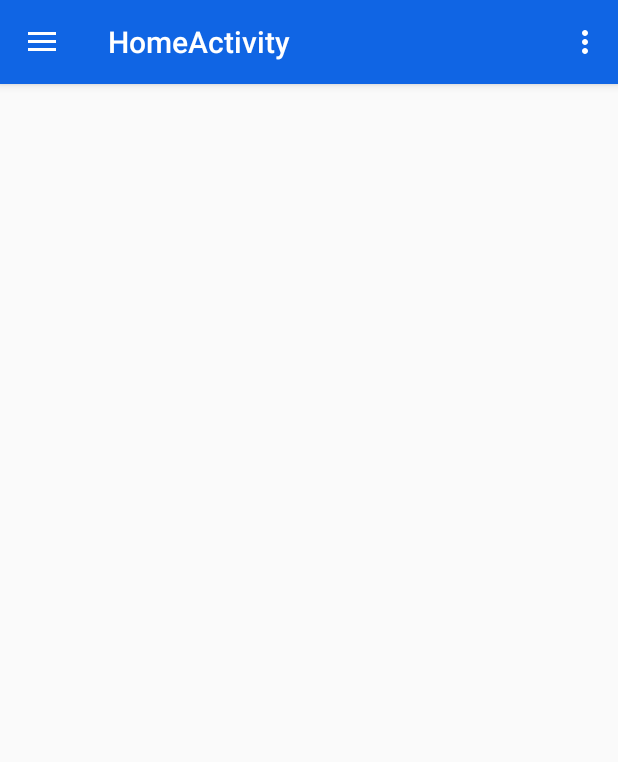
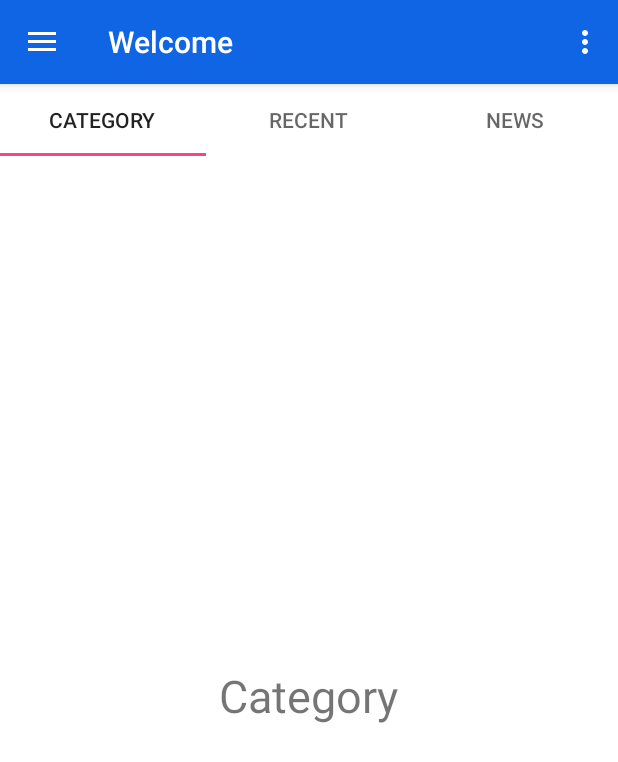
Before and after one commit to KonradSobolewski/RocketFuel---Training-Manager, an Android app: the screen it shows after launch once a user with an empty profile is signed in (HomeActivity), on a phone screen of 412 x 824 dp. Shown: the top 762 px of the screen. Run offline under Robolectric (Android 15) with nearby library versions, the phone set to English and light mode, and no system bars; our stand-ins replace Firebase (no records; nobody signed in at launch, a user with empty details on screens opened directly).

Commit message:
Fragments for HomeActivity

```diff
--- a/app/build.gradle
+++ b/app/build.gradle
@@ -29,6 +29,7 @@ dependencies {
     implementation 'com.google.firebase:firebase-database:11.8.0'
     implementation 'com.google.firebase:firebase-auth:11.8.0'
     implementation 'com.google.firebase:firebase-storage:11.8.0'
+    implementation 'com.android.support:support-v4:26.1.0'
     compile 'com.android.support:recyclerview-v7:26.1.0'
     compile 'com.android.support:cardview-v7:26.1.0'
     compile 'com.android.support:design:26.1.0'
--- /dev/null
+++ b/app/src/main/java/com/example/konrad/rocketfuel/Adapters/MyFragmentAdapter.kt
@@ -0,0 +1,38 @@
+package com.example.konrad.rocketfuel.Adapters
+
+import android.content.Context
+import android.support.v4.app.FragmentManager
+import android.support.v4.app.FragmentPagerAdapter
+import com.example.konrad.rocketfuel.HomeFragments.CategoryFragment
+import com.example.konrad.rocketfuel.HomeFragments.NewsFragment
+import com.example.konrad.rocketfuel.HomeFragments.RecentFragment
+
+/**
+ * Created by Konrad on 18.03.2018.
+ */
+class MyFragmentAdapter(fm: FragmentManager, context: Context) : FragmentPagerAdapter(fm) {
+
+    private var context: Context? = context
+
+    override fun getItem(position: Int): android.support.v4.app.Fragment? {
+        when (position) {
+            0 -> return CategoryFragment.getInstance()
+            1 -> return RecentFragment.getInstance()
+            2 -> return NewsFragment.getInstance()
+            else -> return null
+        }
+    }
+
+    override fun getCount(): Int {
+        return 3
+    }
+
+    override fun getPageTitle(position: Int): CharSequence {
+        when (position) {
+            0 -> return "Category"
+            1 -> return "Recent"
+            2 -> return "News"
+        }
+        return ""
+    }
+}
--- a/app/src/main/java/com/example/konrad/rocketfuel/HomeActivity.kt
+++ b/app/src/main/java/com/example/konrad/rocketfuel/HomeActivity.kt
@@ -8,11 +8,13 @@ import android.support.v7.app.ActionBarDrawerToggle
 import android.support.v7.app.AppCompatActivity
 import android.view.Menu
 import android.view.MenuItem
+import com.example.konrad.rocketfuel.Adapters.MyFragmentAdapter
 import com.google.firebase.auth.FirebaseAuth
 import com.google.firebase.database.DatabaseReference
 import com.google.firebase.database.FirebaseDatabase
 import kotlinx.android.synthetic.main.activity_home.*
 import kotlinx.android.synthetic.main.app_bar_home.*
+import kotlinx.android.synthetic.main.content_home.*
 
 class HomeActivity : AppCompatActivity(), NavigationView.OnNavigationItemSelectedListener {
 
@@ -36,6 +38,10 @@ class HomeActivity : AppCompatActivity(), NavigationView.OnNavigationItemSelecte
                 finish()
             }
         }
+        //Add adapter to pageView
+        val myFragAdapter = MyFragmentAdapter(supportFragmentManager,this)
+        homeViewPager.adapter = myFragAdapter
+        homeTab.setupWithViewPager(homeViewPager)
 
         val toggle = ActionBarDrawerToggle(
                 this, drawer_layout, toolbar, R.string.navigation_drawer_open, R.string.navigation_drawer_close)
@@ -56,6 +62,7 @@ class HomeActivity : AppCompatActivity(), NavigationView.OnNavigationItemSelecte
             drawer_layout.closeDrawer(GravityCompat.START)
         } else {
             super.onBackPressed()
+            finish()
         }
     }
 
@@ -102,7 +109,7 @@ class HomeActivity : AppCompatActivity(), NavigationView.OnNavigationItemSelecte
         return true
     }
 
-    fun signOut():Boolean{
+    private fun signOut():Boolean{
         FirebaseAuth.getInstance().signOut()
         startActivity(Intent(this@HomeActivity, LoginActivity::class.java))
         finish()
--- /dev/null
+++ b/app/src/main/java/com/example/konrad/rocketfuel/HomeFragments/CategoryFragment.kt
@@ -0,0 +1,30 @@
+package com.example.konrad.rocketfuel.HomeFragments
+
+
+import android.os.Bundle
+import android.support.v4.app.Fragment
+import android.view.LayoutInflater
+import android.view.View
+import android.view.ViewGroup
+
+import com.example.konrad.rocketfuel.R
+
+
+/**
+ * A simple [Fragment] subclass.
+ */
+class CategoryFragment : Fragment() {
+
+    companion object {
+        private val Instance: CategoryFragment = CategoryFragment()
+        fun getInstance(): Fragment? {
+            return Instance
+        }
+    }
+
+    override fun onCreateView(inflater: LayoutInflater?, container: ViewGroup?,
+                              savedInstanceState: Bundle?): View? {
+        return inflater!!.inflate(R.layout.fragment_category, container, false)
+    }
+
+}
--- /dev/null
+++ b/app/src/main/java/com/example/konrad/rocketfuel/HomeFragments/RecentFragment.kt
@@ -0,0 +1,31 @@
+package com.example.konrad.rocketfuel.HomeFragments
+
+
+import android.os.Bundle
+import android.support.v4.app.Fragment
+import android.view.LayoutInflater
+import android.view.View
+import android.view.ViewGroup
+
+import com.example.konrad.rocketfuel.R
+
+
+/**
+ * A simple [Fragment] subclass.
+ */
+class RecentFragment : Fragment() {
+
+    companion object {
+        private var Instance:RecentFragment = RecentFragment()
+        fun getInstance(): Fragment? {
+            return Instance
+        }
+    }
+
+    override fun onCreateView(inflater: LayoutInflater?, container: ViewGroup?,
+                              savedInstanceState: Bundle?): View? {
+        // Inflate the layout for this fragment
+        return inflater!!.inflate(R.layout.fragment_recent, container, false)
+    }
+
+}
--- a/app/src/main/res/layout/app_bar_home.xml
+++ b/app/src/main/res/layout/app_bar_home.xml
@@ -22,5 +22,4 @@
 
     <include layout="@layout/content_home" />
 
-
 </android.support.design.widget.CoordinatorLayout>
--- a/app/src/main/res/layout/content_home.xml
+++ b/app/src/main/res/layout/content_home.xml
@@ -8,4 +8,24 @@
     tools:context="com.example.konrad.rocketfuel.HomeActivity"
     tools:showIn="@layout/app_bar_home">
 
+    <RelativeLayout
+        android:id="@+id/homeRelativeLayout"
+        android:layout_width="match_parent"
+        android:layout_height="wrap_content"
+        android:background="@android:color/white">
+
+
+        <android.support.design.widget.TabLayout
+            android:id="@+id/homeTab"
+            android:layout_width="match_parent"
+            android:layout_height="wrap_content"/>
+
+        <android.support.v4.view.ViewPager
+            android:id="@+id/homeViewPager"
+            android:layout_below="@id/homeTab"
+            android:layout_width="match_parent"
+            android:layout_height="wrap_content"/>
+
+    </RelativeLayout>
+
 </android.support.constraint.ConstraintLayout>
--- /dev/null
+++ b/app/src/main/res/layout/fragment_category.xml
@@ -0,0 +1,15 @@
+<RelativeLayout xmlns:android="http://schemas.android.com/apk/res/android"
+    xmlns:tools="http://schemas.android.com/tools"
+    android:layout_width="match_parent"
+    android:layout_height="match_parent"
+    tools:context="com.example.konrad.rocketfuel.HomeFragments.CategoryFragment">
+
+    <!-- TODO: Update blank fragment layout -->
+    <TextView
+        android:layout_width="wrap_content"
+        android:layout_height="wrap_content"
+        android:text="Category"
+        android:textSize="30sp"
+        android:layout_centerInParent="true"/>
+
+</RelativeLayout>
--- a/app/src/main/res/values/strings.xml
+++ b/app/src/main/res/values/strings.xml
@@ -1,6 +1,6 @@
 <resources>
     <string name="app_name">RocketFuel</string>
-    <string name="title_activity_home">HomeActivity</string>
+    <string name="title_activity_home">Welcome</string>
 
     <string name="navigation_drawer_open">Open navigation drawer</string>
     <string name="navigation_drawer_close">Close navigation drawer</string>
```
Also changed, not shown: app/src/main/java/com/example/konrad/rocketfuel/HomeFragments/NewsFragment.kt (added, +31 -0 lines), app/src/main/res/layout/fragment_news.xml (added, +15 -0 lines), app/src/main/res/layout/fragment_recent.xml (added, +15 -0 lines).
